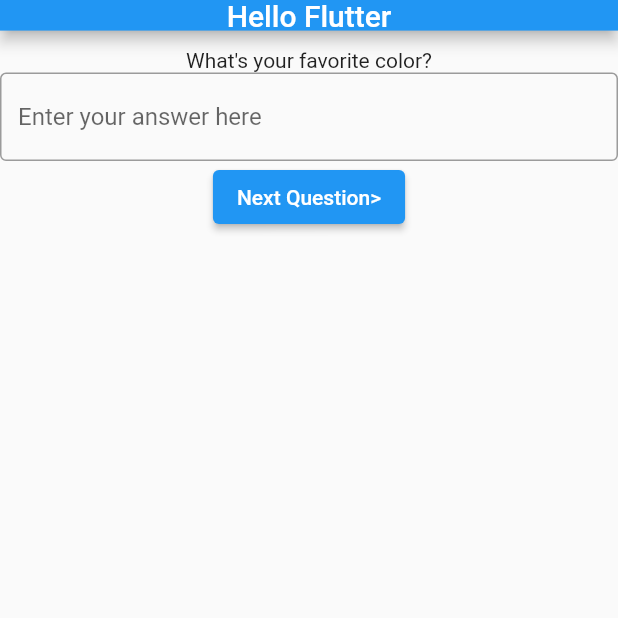
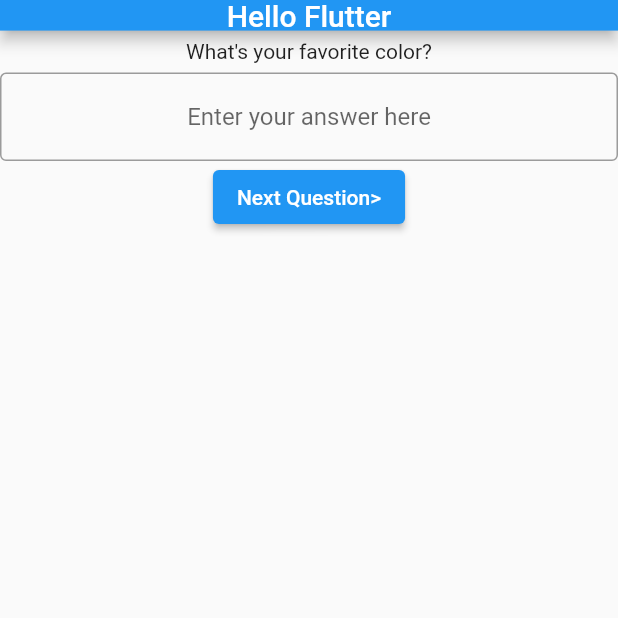
Before and after one commit to Babatunde13/flutter-questionaire, a Flutter app: the screen it shows after launch, on a phone screen of 412 x 824 dp, the top half of it. Run offline on Flutter 3.47's test engine with Material 2 defaults, Android fonts, the phone set to English and light mode, and no system bars.

Commit message:
added padding and margin to custom text widget

```diff
--- a/lib/input_text.dart
+++ b/lib/input_text.dart
@@ -1,8 +1,8 @@
 import 'package:flutter/material.dart';
 
 class InputTextWidget extends StatelessWidget {
-  void Function(String)? onChanged;
-  String? placeholder;
+  final void Function(String)? onChanged;
+  final String? placeholder;
 
   InputTextWidget({this.onChanged, this.placeholder});
 
@@ -10,6 +10,8 @@ class InputTextWidget extends StatelessWidget {
   Widget build(BuildContext context) {
     return TextField(
       onChanged: onChanged,
+      textAlignVertical: TextAlignVertical.center,
+      textAlign: TextAlign.center,
       decoration: InputDecoration(
         border: OutlineInputBorder(),
         hintText: placeholder,
--- a/lib/main.dart
+++ b/lib/main.dart
@@ -61,18 +61,12 @@ class _MyAppState extends State<MyApp> {
         ),
         body: Column(
           children: <Widget>[
-            TextWidget(
-              text: _errorMessage != '' ? '* $_errorMessage' : '',
-              color: Colors.red,
-              fontSize: 10,
-            ),
-            // Text(
-            //   _errorMessage != '' ? '* $_errorMessage' : '',
-            //   style: TextStyle(
-            //     color: Colors.red,
-            //     fontSize: 10,
-            //   ),
-            // ),
+            if (_errorMessage != '')
+              TextWidget(
+                text: '* $_errorMessage',
+                color: Colors.red,
+                fontSize: 10,
+              ),
             TextWidget(text: questions[_questionIdx]),
             InputTextWidget(
                 onChanged: (String value) {
@@ -81,17 +75,6 @@ class _MyAppState extends State<MyApp> {
                   });
                 },
                 placeholder: 'Enter your answer here'),
-            // TextField(
-            //   onChanged: (String value) {
-            //     setState(() {
-            //       _answer = value;
-            //     });
-            //   },
-            //   decoration: const InputDecoration(
-            //     border: OutlineInputBorder(),
-            //     hintText: 'Enter your answer here',
-            //   ),
-            // ),
             ElevatedButton(
               child: Text(_buttonText),
               onPressed: _answerQuestion,
--- a/lib/text.dart
+++ b/lib/text.dart
@@ -1,19 +1,25 @@
 import 'package:flutter/material.dart';
 
 class TextWidget extends StatelessWidget {
-  String text;
-  Color? color;
-  double? fontSize;
+  final String text;
+  final Color? color;
+  final double? fontSize;
 
   TextWidget({required this.text, this.color, this.fontSize});
 
   @override
   Widget build(BuildContext context) {
-    return Text(
-      text,
-      style: TextStyle(
-        color: color,
-        fontSize: fontSize,
+    return Container(
+      width: double.infinity,
+      margin: EdgeInsets.all(4),
+      padding: EdgeInsets.all(2),
+      child: Text(
+        text,
+        textAlign: TextAlign.center,
+        style: TextStyle(
+          color: color,
+          fontSize: fontSize,
+        ),
       ),
     );
   }
```
